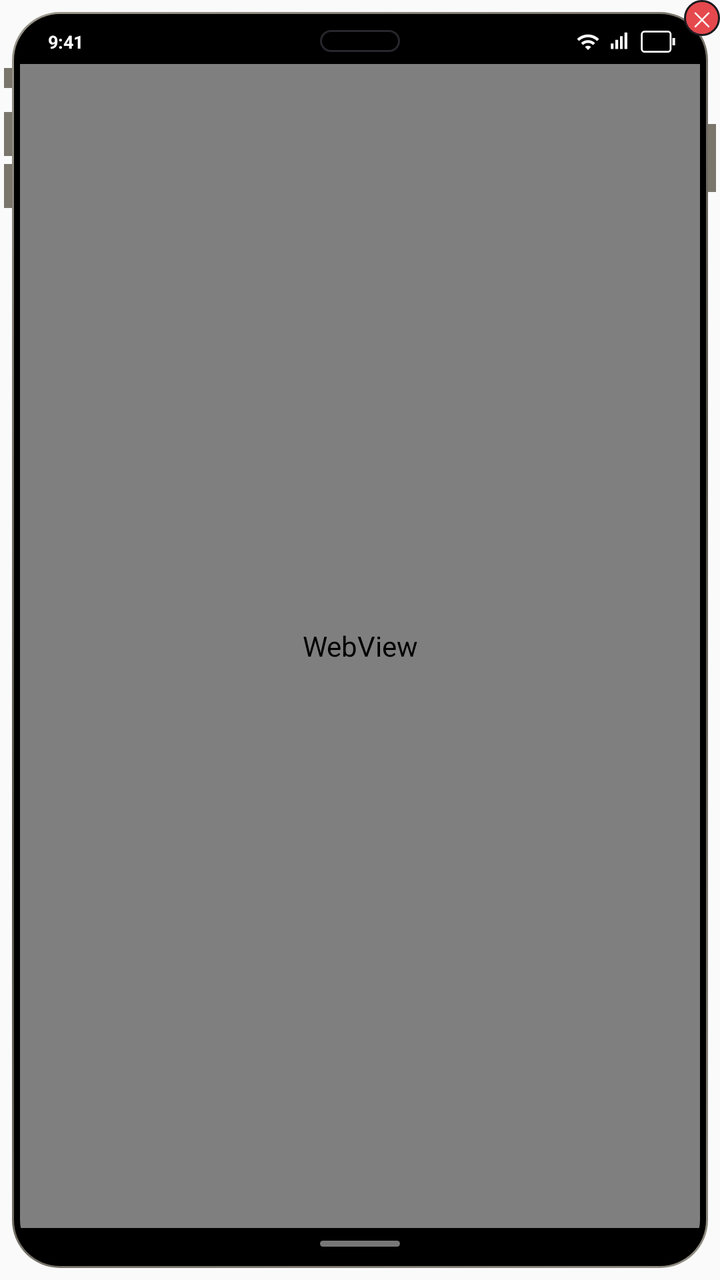
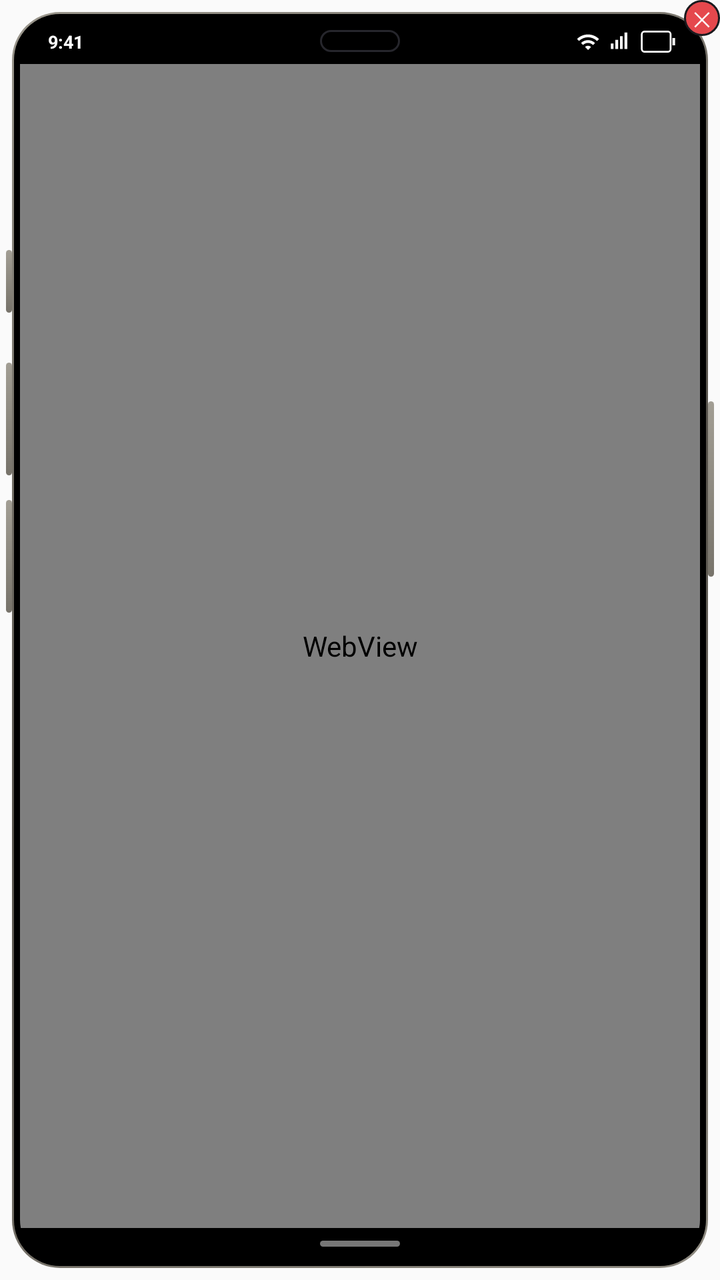

Two renders of the same Android screen: before a commit and after it. Below are the layout's source before the change and the commit's diff.
<!-- AndroidManifest.xml: application theme Theme.AppCompat.DayNight.NoActionBar -->
<!-- res/layout/floating_preview.xml -->
<?xml version="1.0" encoding="utf-8"?>
<LinearLayout
    xmlns:android="http://schemas.android.com/apk/res/android"
    android:layout_width="match_parent"
    android:layout_height="match_parent"
    android:orientation="vertical"
    android:padding="0dp">

    
    <FrameLayout
        android:layout_width="match_parent"
        android:layout_height="0dp"
        android:layout_weight="1">

        
        <FrameLayout
            android:layout_width="match_parent"
            android:layout_height="match_parent"
            android:layout_margin="6dp"
            android:padding="4dp"
            android:background="@drawable/phone_frame">

            
            <LinearLayout
                android:layout_width="match_parent"
                android:layout_height="match_parent"
                android:orientation="vertical"
                android:background="@drawable/phone_screen"
                android:clipToOutline="true">

                
                <LinearLayout
                    android:layout_width="match_parent"
                    android:layout_height="22dp"
                    android:background="@drawable/status_bar_bg"
                    android:orientation="horizontal"
                    android:paddingStart="14dp"
                    android:paddingEnd="12dp"
                    android:gravity="center_vertical">

                    <TextView
                        android:id="@+id/previewTime"
                        android:layout_width="0dp"
                        android:layout_height="wrap_content"
                        android:layout_weight="1"
                        android:text="9:41"
                        android:textColor="#FFFFFF"
                        android:textSize="9sp"
                        android:textStyle="bold"/>

                    <ImageView
                        android:layout_width="12dp"
                        android:layout_height="12dp"
                        android:src="@drawable/ic_status_wifi"/>

                    <ImageView
                        android:layout_width="11dp"
                        android:layout_height="11dp"
                        android:layout_marginStart="4dp"
                        android:src="@drawable/ic_status_signal"/>

                    <ImageView
                        android:id="@+id/previewBattery"
                        android:layout_width="18dp"
                        android:layout_height="11dp"
                        android:layout_marginStart="5dp"
                        android:scaleType="fitXY"
                        android:src="@drawable/ic_status_battery"/>

                </LinearLayout>

                
                <FrameLayout
                    android:id="@+id/previewWebHolder"
                    android:layout_width="match_parent"
                    android:layout_height="0dp"
                    android:layout_weight="1">

                    <WebView
                        android:id="@+id/previewWebView"
                        android:layout_width="match_parent"
                        android:layout_height="match_parent"/>
                </FrameLayout>

                
                <LinearLayout
                    android:layout_width="match_parent"
                    android:layout_height="16dp"
                    android:background="@drawable/home_bar_bg"
                    android:gravity="center">

                    <View
                        android:layout_width="40dp"
                        android:layout_height="3dp"
                        android:background="@drawable/home_pill"/>

                </LinearLayout>

            </LinearLayout>

            
            <View
                android:layout_width="40dp"
                android:layout_height="11dp"
                android:layout_gravity="top|center_horizontal"
                android:layout_marginTop="5dp"
                android:background="@drawable/camera_hole"/>

        </FrameLayout>

        
        <View
            android:layout_width="4dp"
            android:layout_height="34dp"
            android:layout_gravity="end|top"
            android:layout_marginTop="62dp"
            android:layout_marginEnd="2dp"
            android:background="#7A766C"/>

        
        <View
            android:layout_width="4dp"
            android:layout_height="10dp"
            android:layout_gravity="start|top"
            android:layout_marginTop="34dp"
            android:layout_marginStart="2dp"
            android:background="#7A766C"/>
        <View
            android:layout_width="4dp"
            android:layout_height="22dp"
            android:layout_gravity="start|top"
            android:layout_marginTop="56dp"
            android:layout_marginStart="2dp"
            android:background="#7A766C"/>
        <View
            android:layout_width="4dp"
            android:layout_height="22dp"
            android:layout_gravity="start|top"
            android:layout_marginTop="82dp"
            android:layout_marginStart="2dp"
            android:background="#7A766C"/>

        
        <TextView
            android:id="@+id/btnClose"
            android:layout_width="18dp"
            android:layout_height="18dp"
            android:layout_gravity="top|end"
            android:gravity="center"
            android:text="✕"
            android:textSize="10sp"
            android:textColor="#FFFFFF"
            android:background="@drawable/close_badge"/>

    </FrameLayout>

</LinearLayout>
<!-- resources referenced by this layout -->
<resources>
  <!-- drawable camera_hole (drawable) -->
  <?xml version="1.0" encoding="utf-8"?>
  <shape xmlns:android="http://schemas.android.com/apk/res/android"
      android:shape="rectangle">
      <corners android:radius="8dp"/>
      <solid android:color="#000000"/>
      <stroke
          android:width="1dp"
          android:color="#26262C"/>
  </shape>
  <!-- drawable close_badge (drawable) -->
  <?xml version="1.0" encoding="utf-8"?>
  <shape xmlns:android="http://schemas.android.com/apk/res/android"
      android:shape="oval">
      <solid android:color="#E5484D"/>
      <stroke
          android:width="1dp"
          android:color="#1A1A1E"/>
  </shape>
  <!-- drawable home_bar_bg (drawable) -->
  <?xml version="1.0" encoding="utf-8"?>
  <shape xmlns:android="http://schemas.android.com/apk/res/android"
      android:shape="rectangle">
      <solid android:color="#000000"/>
      <corners
          android:bottomLeftRadius="18dp"
          android:bottomRightRadius="18dp"/>
  </shape>
  <!-- drawable home_pill (drawable) -->
  <?xml version="1.0" encoding="utf-8"?>
  <shape xmlns:android="http://schemas.android.com/apk/res/android"
      android:shape="rectangle">
      <corners android:radius="2dp"/>
      <solid android:color="#777777"/>
  </shape>
  <!-- drawable ic_status_battery (drawable) -->
  <?xml version="1.0" encoding="utf-8"?>
  <layer-list xmlns:android="http://schemas.android.com/apk/res/android">
      <item android:drawable="@drawable/ic_battery_outline"/>
      <item>
          <clip
              android:drawable="@drawable/ic_battery_fill"
              android:clipOrientation="horizontal"
              android:gravity="left"/>
      </item>
  </layer-list>
  <!-- drawable ic_status_signal (drawable) -->
  <vector xmlns:android="http://schemas.android.com/apk/res/android"
      android:width="24dp"
      android:height="24dp"
      android:viewportWidth="24"
      android:viewportHeight="24">
      <path
          android:fillColor="#FFFFFF"
          android:pathData="M3,14h3v6h-3zM8,10h3v10h-3zM13,6h3v14h-3zM18,2h3v18h-3z"/>
  </vector>
  <!-- drawable ic_status_wifi (drawable) -->
  <vector xmlns:android="http://schemas.android.com/apk/res/android"
      android:width="24dp"
      android:height="24dp"
      android:viewportWidth="24"
      android:viewportHeight="24">
      <path
          android:fillColor="#FFFFFF"
          android:pathData="M1,9l2,2c4.97,-4.97 13.03,-4.97 18,0l2,-2C16.93,2.93 7.08,2.93 1,9zM9,17l3,3 3,-3c-1.65,-1.66 -4.34,-1.66 -6,0zM5,13l2,2c2.76,-2.76 7.24,-2.76 10,0l2,-2C15.14,9.14 8.87,9.14 5,13z"/>
  </vector>
  <!-- drawable phone_screen (drawable) -->
  <?xml version="1.0" encoding="utf-8"?>
  <shape xmlns:android="http://schemas.android.com/apk/res/android"
      android:shape="rectangle">
      <corners android:radius="20dp"/>
      <solid android:color="#000000"/>
  </shape>
  <!-- drawable status_bar_bg (drawable) -->
  <?xml version="1.0" encoding="utf-8"?>
  <shape xmlns:android="http://schemas.android.com/apk/res/android"
      android:shape="rectangle">
      <solid android:color="#000000"/>
      <corners
          android:topLeftRadius="18dp"
          android:topRightRadius="18dp"/>
  </shape>
  <!-- drawable ic_battery_fill (drawable) -->
  <vector xmlns:android="http://schemas.android.com/apk/res/android"
      android:width="20dp"
      android:height="12dp"
      android:viewportWidth="20"
      android:viewportHeight="12">
      <path
          android:fillColor="#FFFFFF"
          android:pathData="M2.5,2.5h13v7h-13z"/>
  </vector>
  <!-- unchanged entries left out for length: 2 -->
</resources>

<!-- the commit's change to res/layout/floating_preview.xml (unified diff, before → after) -->
@@ -30,6 +30,7 @@
 
                 
                 <LinearLayout
+                    android:id="@+id/previewStatusBar"
                     android:layout_width="match_parent"
                     android:layout_height="22dp"
                     android:background="@drawable/status_bar_bg"
@@ -84,6 +85,7 @@
 
                 
                 <LinearLayout
+                    android:id="@+id/previewHomeBar"
                     android:layout_width="match_parent"
                     android:layout_height="16dp"
                     android:background="@drawable/home_bar_bg"
@@ -109,36 +111,67 @@
         </FrameLayout>
 
         
-        <View
-            android:layout_width="4dp"
-            android:layout_height="34dp"
-            android:layout_gravity="end|top"
-            android:layout_marginTop="62dp"
-            android:layout_marginEnd="2dp"
-            android:background="#7A766C"/>
+        <LinearLayout
+            android:layout_width="6dp"
+            android:layout_height="match_parent"
+            android:layout_gravity="end"
+            android:layout_marginTop="6dp"
+            android:layout_marginBottom="6dp"
+            android:orientation="vertical"
+            android:weightSum="100">
+
+            <View
+                android:layout_width="0dp"
+                android:layout_height="0dp"
+                android:layout_weight="31"/>
+            <View
+                android:layout_width="3dp"
+                android:layout_height="0dp"
+                android:layout_weight="14"
+                android:background="@drawable/side_button"/>
+        </LinearLayout>
 
         
-        <View
-            android:layout_width="4dp"
-            android:layout_height="10dp"
-            android:layout_gravity="start|top"
-            android:layout_marginTop="34dp"
-            android:layout_marginStart="2dp"
-            android:background="#7A766C"/>
-        <View
-            android:layout_width="4dp"
-            android:layout_height="22dp"
-            android:layout_gravity="start|top"
-            android:layout_marginTop="56dp"
-            android:layout_marginStart="2dp"
-            android:background="#7A766C"/>
-        <View
-            android:layout_width="4dp"
-            android:layout_height="22dp"
-            android:layout_gravity="start|top"
-            android:layout_marginTop="82dp"
-            android:layout_marginStart="2dp"
-            android:background="#7A766C"/>
+        <LinearLayout
+            android:layout_width="6dp"
+            android:layout_height="match_parent"
+            android:layout_gravity="start"
+            android:layout_marginTop="6dp"
+            android:layout_marginBottom="6dp"
+            android:orientation="vertical"
+            android:weightSum="100">
+
+            <View
+                android:layout_width="0dp"
+                android:layout_height="0dp"
+                android:layout_weight="19"/>
+            <View
+                android:layout_width="3dp"
+                android:layout_height="0dp"
+                android:layout_gravity="end"
+                android:layout_weight="5"
+                android:background="@drawable/side_button"/>
+            <View
+                android:layout_width="0dp"
+                android:layout_height="0dp"
+                android:layout_weight="4"/>
+            <View
+                android:layout_width="3dp"
+                android:layout_height="0dp"
+                android:layout_gravity="end"
+                android:layout_weight="9"
+                android:background="@drawable/side_button"/>
+            <View
+                android:layout_width="0dp"
+                android:layout_height="0dp"
+                android:layout_weight="2"/>
+            <View
+                android:layout_width="3dp"
+                android:layout_height="0dp"
+                android:layout_gravity="end"
+                android:layout_weight="9"
+                android:background="@drawable/side_button"/>
+        </LinearLayout>
 
         
         <TextView
<!-- resource entries referenced after the edit -->
@@ -73,6 +73,16 @@
       <corners android:radius="20dp"/>
       <solid android:color="#000000"/>
   </shape>
+  <!-- drawable side_button (drawable) -->
+  <?xml version="1.0" encoding="utf-8"?>
+  <shape xmlns:android="http://schemas.android.com/apk/res/android"
+      android:shape="rectangle">
+      <corners android:radius="1.5dp"/>
+      <gradient
+          android:angle="90"
+          android:startColor="#77736A"
+          android:endColor="#A29E94"/>
+  </shape>
   <!-- drawable status_bar_bg (drawable) -->
   <?xml version="1.0" encoding="utf-8"?>
   <shape xmlns:android="http://schemas.android.com/apk/res/android"
